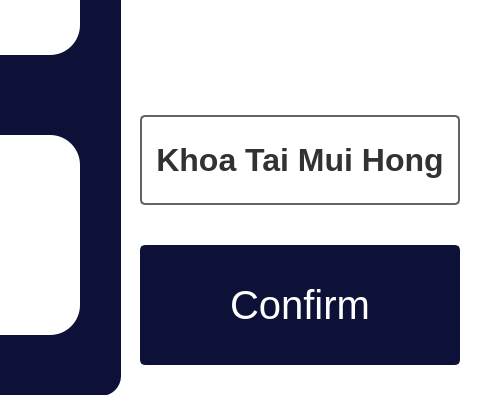
truongkhoa1799/E-Healthcare-System, file gui/momo_chatbot_gui.ui: the form before one commit; both pictures show x 420 to 900 and y 205 to 600 of the 900 by 600 pixel window.
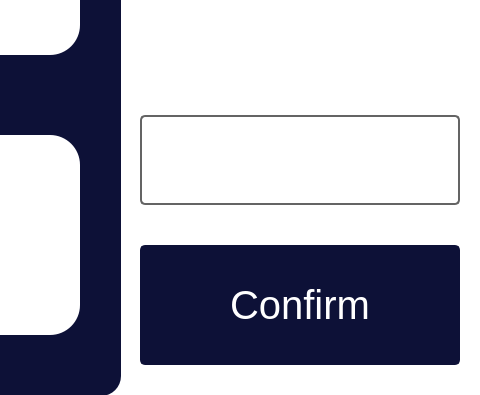
The form after the commit. Icons and pictures are not drawn.

Diff of the .ui file:
```diff
--- a/gui/momo_chatbot_gui.ui
+++ b/gui/momo_chatbot_gui.ui
@@ -158,7 +158,7 @@
       <property name="font">
        <font>
         <family>Segoe UI</family>
-        <pointsize>24</pointsize>
+        <pointsize>22</pointsize>
         <weight>75</weight>
         <bold>true</bold>
        </font>
@@ -169,7 +169,7 @@
 border-radius: 5px;	</string>
       </property>
       <property name="text">
-       <string>Khoa Tai Mui Hong</string>
+       <string></string>
       </property>
       <property name="alignment">
        <set>Qt::AlignCenter</set>
```
